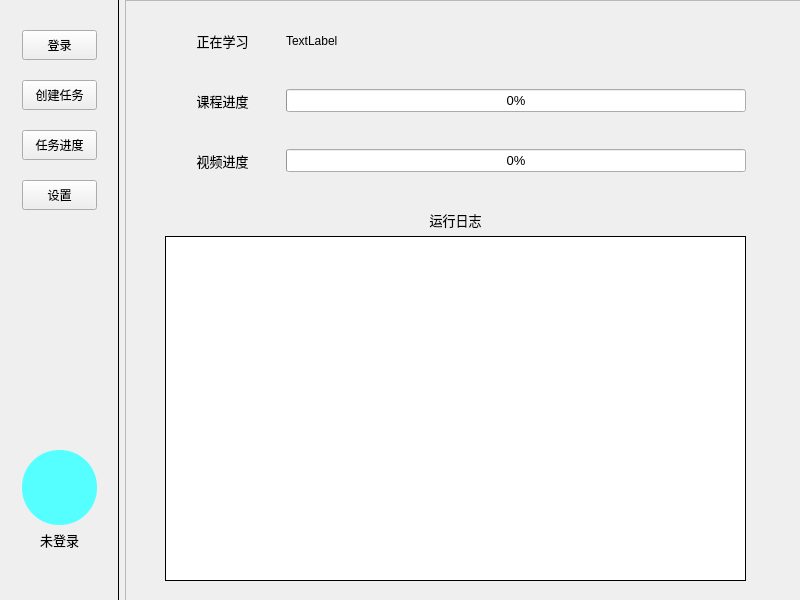
Before: the Qt Designer form components/main_ui.ui in z5882852/zhihuishu-script, drawn with Qt 5.
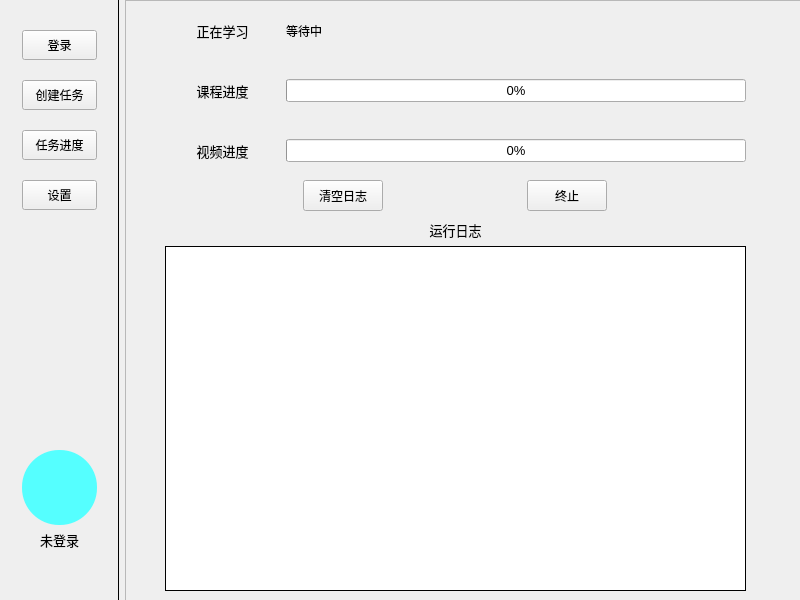
After: the same form once the commit is applied. The open tabs and pages were chosen to show the change.

What changed in the file:
```diff
--- a/components/main_ui.ui
+++ b/components/main_ui.ui
@@ -912,7 +912,7 @@
          <property name="geometry">
           <rect>
            <x>40</x>
-           <y>20</y>
+           <y>10</y>
            <width>581</width>
            <height>41</height>
           </rect>
@@ -951,7 +951,7 @@
              </sizepolicy>
             </property>
             <property name="text">
-             <string>TextLabel</string>
+             <string>等待中</string>
             </property>
            </widget>
           </item>
@@ -961,7 +961,7 @@
          <property name="geometry">
           <rect>
            <x>40</x>
-           <y>80</y>
+           <y>70</y>
            <width>581</width>
            <height>41</height>
           </rect>
@@ -1015,7 +1015,7 @@
          <property name="geometry">
           <rect>
            <x>40</x>
-           <y>140</y>
+           <y>130</y>
            <width>581</width>
            <height>41</height>
           </rect>
@@ -1069,7 +1069,7 @@
          <property name="geometry">
           <rect>
            <x>40</x>
-           <y>210</y>
+           <y>220</y>
            <width>581</width>
            <height>371</height>
           </rect>
@@ -1135,6 +1135,44 @@
           </item>
          </layout>
         </widget>
+        <widget class="QWidget" name="layoutWidget_10">
+         <property name="geometry">
+          <rect>
+           <x>40</x>
+           <y>180</y>
+           <width>581</width>
+           <height>31</height>
+          </rect>
+         </property>
+         <layout class="QHBoxLayout" name="horizontalLayout_16">
+          <item>
+           <widget class="QPushButton" name="ClearLog_Button">
+            <property name="sizePolicy">
+             <sizepolicy hsizetype="Maximum" vsizetype="Expanding">
+              <horstretch>0</horstretch>
+              <verstretch>0</verstretch>
+             </sizepolicy>
+            </property>
+            <property name="text">
+             <string>清空日志</string>
+            </property>
+           </widget>
+          </item>
+          <item>
+           <widget class="QPushButton" name="StopStudy_Button">
+            <property name="sizePolicy">
+             <sizepolicy hsizetype="Fixed" vsizetype="Expanding">
+              <horstretch>0</horstretch>
+              <verstretch>0</verstretch>
+             </sizepolicy>
+            </property>
+            <property name="text">
+             <string>终止</string>
+            </property>
+           </widget>
+          </item>
+         </layout>
+        </widget>
        </widget>
        <widget class="QWidget" name="setting_page">
         <widget class="QTableWidget" name="setting_table">
```
Left out of the diff: 6 changed lines with no effect on the pictures.
